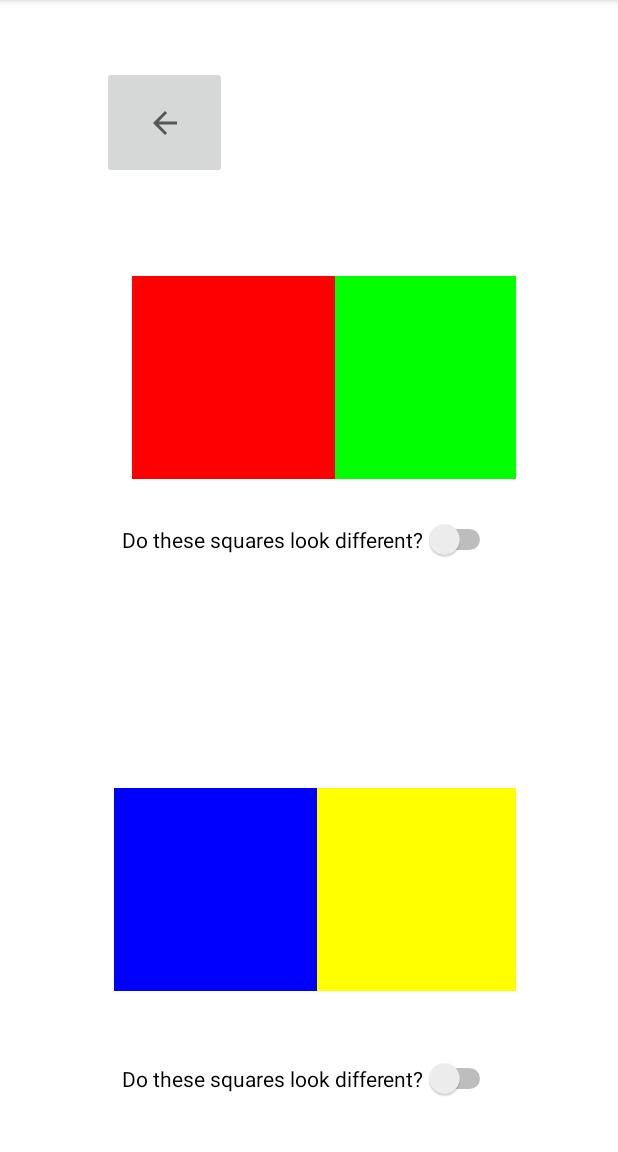
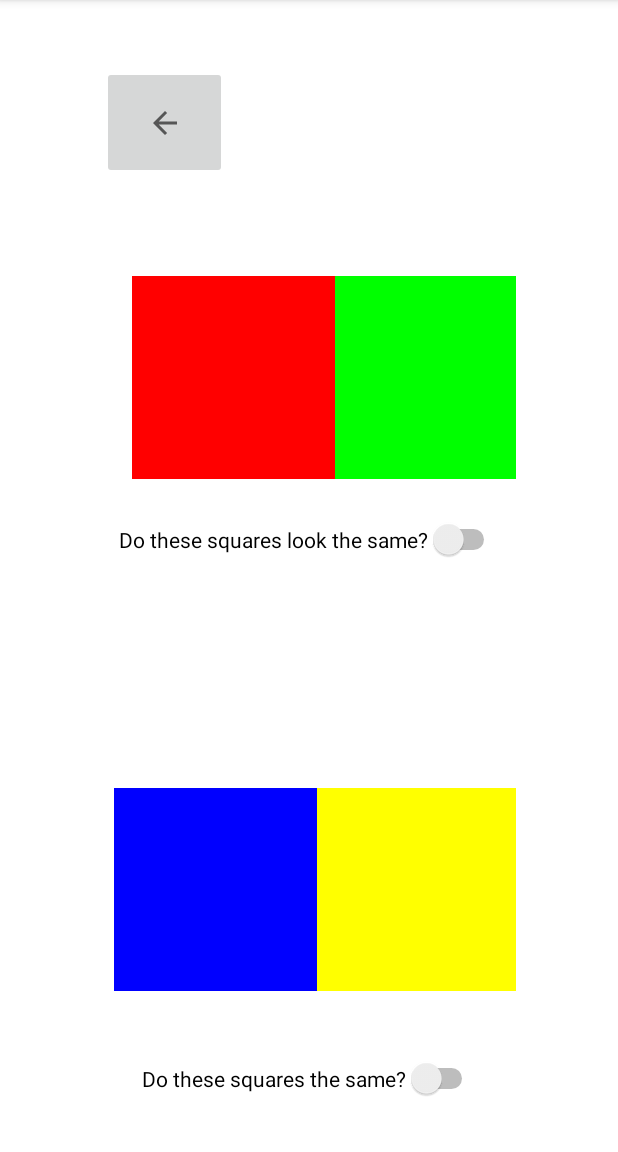
Before and after one commit to weshowe/HackTheHill2023, an Android app: the TestActivity screen opened directly, with no data from a screen before it, on a phone screen of 412 x 824 dp, the part 84-1236 px from its top. Run offline under Robolectric (Android 15) with nearby library versions, the phone set to English and light mode, and no system bars.

Commit message:
fix text in colour test

```diff
--- a/HueHunter/app/src/main/res/layout/activity_test.xml
+++ b/HueHunter/app/src/main/res/layout/activity_test.xml
@@ -30,7 +30,7 @@
         android:layout_width="wrap_content"
         android:layout_height="wrap_content"
         android:layout_marginTop="332dp"
-        android:text="Do these squares look different?"
+        android:text="Do these squares the same?"
         app:layout_constraintEnd_toEndOf="parent"
         app:layout_constraintHorizontal_bias="0.502"
         app:layout_constraintStart_toStartOf="parent"
@@ -59,7 +59,7 @@
         android:layout_width="wrap_content"
         android:layout_height="wrap_content"
         android:layout_marginTop="346dp"
-        android:text="Do these squares look different?"
+        android:text="Do these squares look the same?"
         app:layout_constraintEnd_toEndOf="parent"
         app:layout_constraintHorizontal_bias="0.502"
         app:layout_constraintStart_toStartOf="parent"
```
Also changed, not shown: HueHunter/app/src/main/java/com/example/huehunter/MainActivity.java (line endings or trailing spaces).
